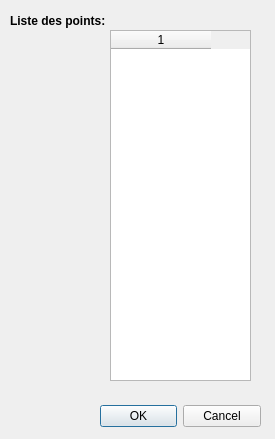
Qt form ListePoint_dialog.ui (mariusfm54/APNCad) before a commit.
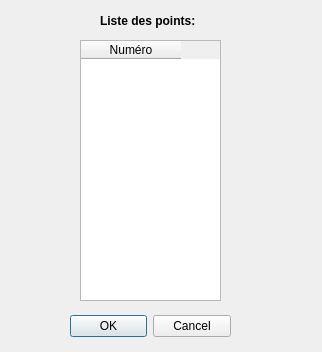
The same form after that commit.

The edit to the form file:
```diff
--- a/ListePoint_dialog.ui
+++ b/ListePoint_dialog.ui
@@ -6,8 +6,8 @@
    <rect>
     <x>0</x>
     <y>0</y>
-    <width>275</width>
-    <height>439</height>
+    <width>322</width>
+    <height>352</height>
    </rect>
   </property>
   <property name="windowTitle">
@@ -16,8 +16,8 @@
   <widget class="QDialogButtonBox" name="buttonBox">
    <property name="geometry">
     <rect>
-     <x>100</x>
-     <y>400</y>
+     <x>70</x>
+     <y>310</y>
      <width>161</width>
      <height>32</height>
     </rect>
@@ -32,10 +32,10 @@
   <widget class="QTableWidget" name="listNumPoint">
    <property name="geometry">
     <rect>
-     <x>110</x>
-     <y>30</y>
+     <x>80</x>
+     <y>40</y>
      <width>141</width>
-     <height>351</height>
+     <height>261</height>
     </rect>
    </property>
    <property name="rowCount">
@@ -44,12 +44,22 @@
    <property name="columnCount">
     <number>1</number>
    </property>
-   <column/>
+   <attribute name="horizontalHeaderVisible">
+    <bool>true</bool>
+   </attribute>
+   <attribute name="verticalHeaderVisible">
+    <bool>false</bool>
+   </attribute>
+   <column>
+    <property name="text">
+     <string>Numéro</string>
+    </property>
+   </column>
   </widget>
   <widget class="QLabel" name="label_numac_2">
    <property name="geometry">
     <rect>
-     <x>10</x>
+     <x>100</x>
      <y>10</y>
      <width>121</width>
      <height>21</height>
```
